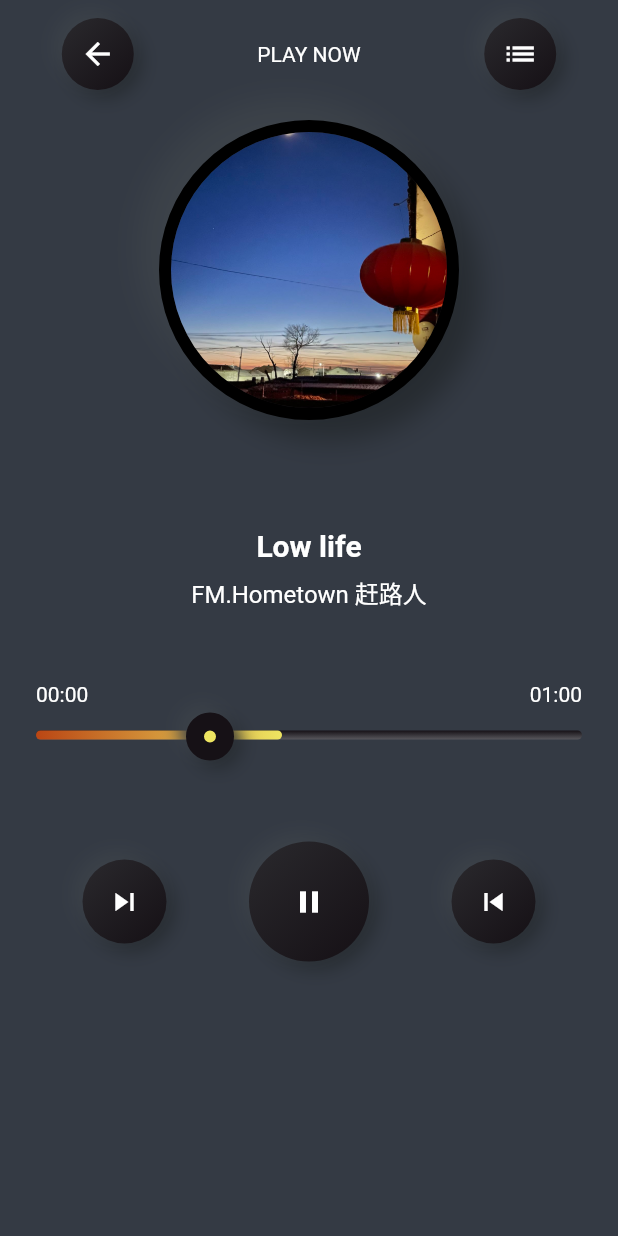
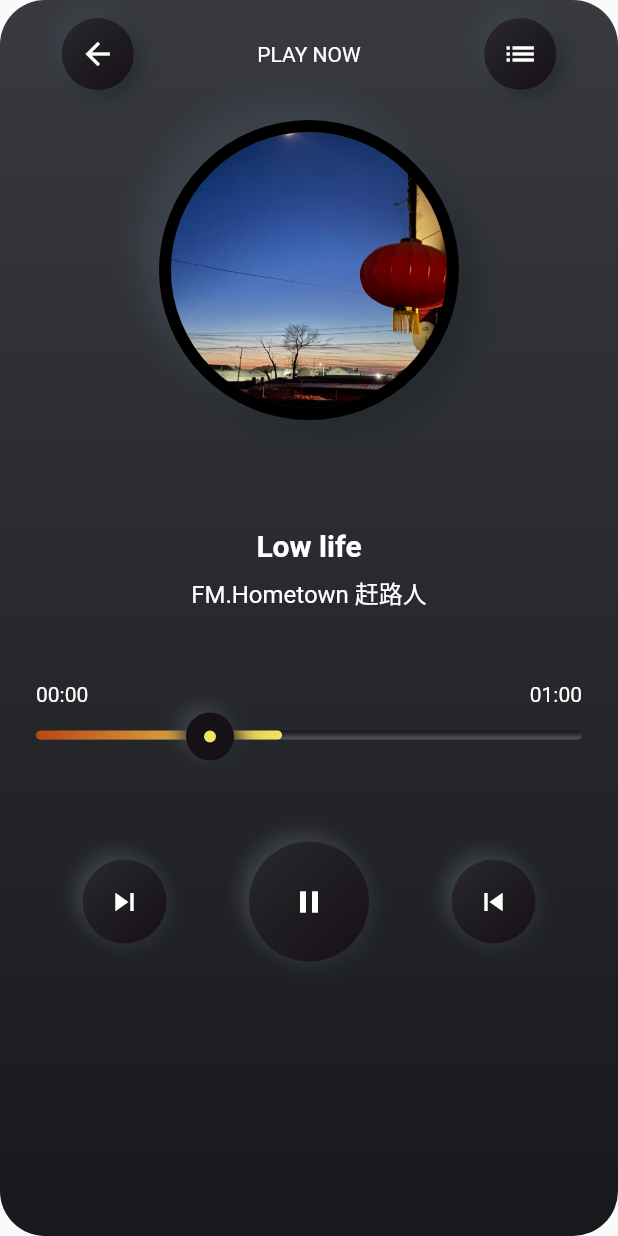
Before and after one commit to JunaYa/flutter-music-app, a Flutter app: the screen it shows after launch, on a phone screen of 412 x 824 dp. Run offline on Flutter 3.47's test engine with Material 2 defaults, Android fonts, the phone set to English and light mode, and no system bars.

Commit message:
feat: update background color

```diff
--- a/lib/pages/DribbbleMusicPlayer.dart
+++ b/lib/pages/DribbbleMusicPlayer.dart
@@ -1,9 +1,10 @@
 import 'package:app/pages/extentions.dart';
 import 'package:flutter/material.dart';
 
+const Color _gredientBgColor1 = Color.fromARGB(255, 24, 25, 28);
+const Color _gredientBgColor2 = Color.fromARGB(255, 56, 58, 64);
 const Color _gredientColor1 = Color.fromARGB(255, 42, 41, 45);
 const Color _gredientColor2 = Color.fromRGBO(22, 17, 22, 1);
-const Color _kBackgroundColor = Color.fromARGB(255, 52, 58, 68);
 
 class DribbbleMusicPlayer extends StatelessWidget {
   const DribbbleMusicPlayer({Key? key}) : super(key: key);
@@ -15,7 +16,19 @@ class DribbbleMusicPlayer extends StatelessWidget {
       body: Container(
           width: double.infinity,
           height: size.height,
-          color: _kBackgroundColor,
+          decoration: const BoxDecoration(
+            borderRadius: BorderRadius.all(Radius.circular(30.0)),
+            color: Color.fromARGB(255, 44, 48, 53),
+            gradient: LinearGradient(
+              begin: Alignment.topCenter,
+              end: Alignment.bottomCenter,
+              colors: <Color>[
+                _gredientBgColor2,
+                _gredientBgColor1,
+              ], // Gradient from https://learnui.design/tools/gradient-generator.html
+              tileMode: TileMode.mirror,
+            ),
+          ),
           child: Column(
             crossAxisAlignment: CrossAxisAlignment.center,
             mainAxisAlignment: MainAxisAlignment.start,
@@ -235,18 +248,9 @@ class PlayerProgressBoard extends StatelessWidget {
                   width: 32,
                   height: 32,
                   decoration: BoxDecoration(
-                    borderRadius: BorderRadius.all(Radius.circular(18.0)),
-                    color: Color.fromARGB(255, 238, 229, 97),
+                    borderRadius: const BorderRadius.all(Radius.circular(18.0)),
+                    color: const Color.fromARGB(255, 238, 229, 97),
                     border: Border.all(color: _gredientColor2, width: 12),
-                    // gradient: LinearGradient(
-                    //   begin: Alignment.topCenter,
-                    //   end: Alignment.bottomCenter,
-                    //   colors: <Color>[
-                    //     _gredientColor1,
-                    //     _gredientColor2,
-                    //   ], // Gradient from https://learnui.design/tools/gradient-generator.html
-                    //   tileMode: TileMode.mirror,
-                    // ),
                   ),
                 ).addNeumorphism(
                   blurRadius: 10,
```
